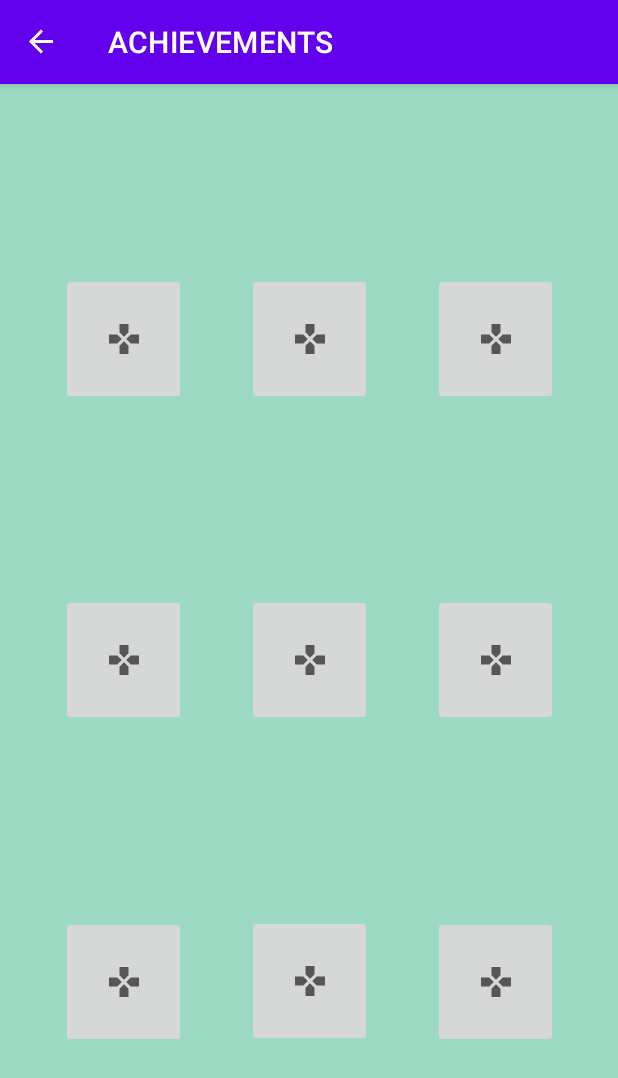
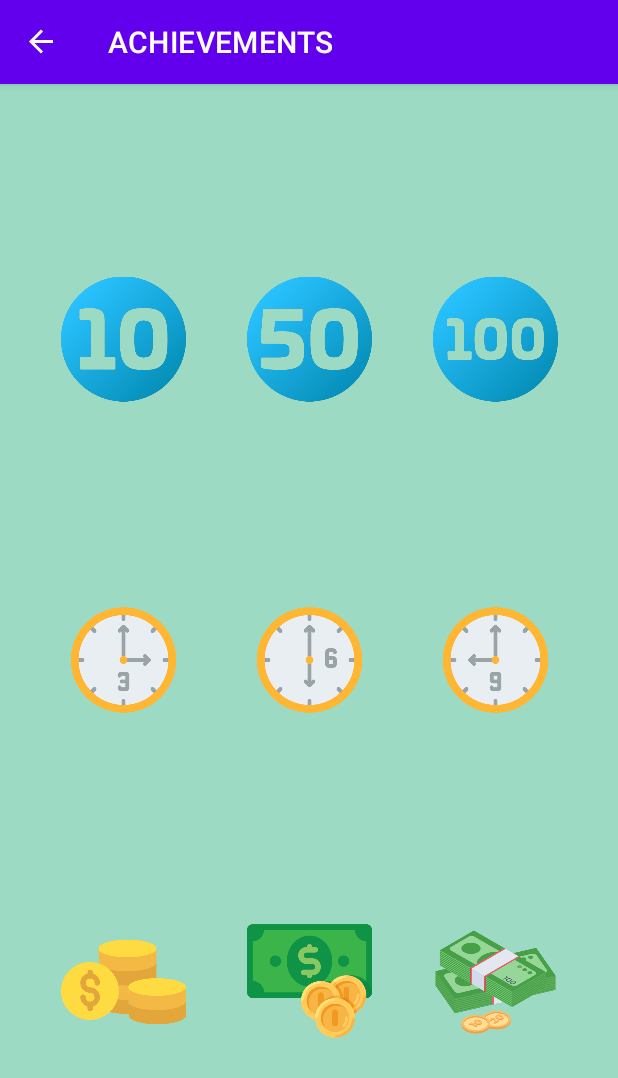
Before and after one commit to HaMaKac/TeamProject, an Android app: the screen it shows after launch (MainActivity), in the side drawer, after a tap on "ACHIEVEMENTS", on a phone screen of 412 x 824 dp. Shown: the top 1078 px of the screen. Run offline under Robolectric (Android 15) with nearby library versions, the phone set to English and light mode, and no system bars; our stand-ins replace navigation-ui.

Commit message:
Added different images of achievements, pop-ups

```diff
--- a/Flowers/app/src/main/java/com/flowers/ui/achievements/AchievementFragment.kt
+++ b/Flowers/app/src/main/java/com/flowers/ui/achievements/AchievementFragment.kt
@@ -21,7 +21,31 @@ class AchievementFragment : Fragment() {
     ): View {
         _binding = AchievementFragmentBinding.inflate(inflater, container, false)
         binding.imageButton20.setOnClickListener{
-            Toast.makeText(activity, "123", Toast.LENGTH_LONG).show()
+            Toast.makeText(activity, "You have planted 10 flowers!", Toast.LENGTH_LONG).show()
+        }
+        binding.imageButton18.setOnClickListener{
+            Toast.makeText(activity, "You have planted 50 flowers!", Toast.LENGTH_LONG).show()
+        }
+        binding.imageButton23.setOnClickListener{
+            Toast.makeText(activity, "You have planted 100 flowers!", Toast.LENGTH_LONG).show()
+        }
+        binding.imageButton21.setOnClickListener{
+            Toast.makeText(activity, "You have focused for 3 hours!", Toast.LENGTH_LONG).show()
+        }
+        binding.imageButton17.setOnClickListener{
+            Toast.makeText(activity, "You have focused for 6 hours!", Toast.LENGTH_LONG).show()
+        }
+        binding.imageButton24.setOnClickListener{
+            Toast.makeText(activity, "You have focused for 9 hours!", Toast.LENGTH_LONG).show()
+        }
+        binding.imageButton19.setOnClickListener{
+            Toast.makeText(activity, "You have bought 3 kinds of flowers!", Toast.LENGTH_LONG).show()
+        }
+        binding.imageButton16.setOnClickListener{
+            Toast.makeText(activity, "You have bought 6 kinds of flowers!", Toast.LENGTH_LONG).show()
+        }
+        binding.imageButton22.setOnClickListener{
+            Toast.makeText(activity, "You have bought 9 kinds of flowers!", Toast.LENGTH_LONG).show()
         }
         val root: View = binding.root
         return root
--- a/Flowers/app/src/main/res/layout/achievement_fragment.xml
+++ b/Flowers/app/src/main/res/layout/achievement_fragment.xml
@@ -6,95 +6,96 @@
     android:layout_height="match_parent"
     tools:context=".ui.achievements.AchievementFragment">
 
-    <ImageButton
+    <ImageView
+        android:id="@+id/imageButton20"
+        android:layout_width="83dp"
+        android:layout_height="88dp"
+        android:src="@drawable/ten"
+        app:layout_constraintBottom_toTopOf="@+id/imageButton17"
+        app:layout_constraintEnd_toStartOf="@+id/imageButton18"
+        app:layout_constraintStart_toStartOf="parent"
+        app:layout_constraintTop_toTopOf="parent" />
+
+    <ImageView
+        android:id="@+id/imageButton18"
+        android:layout_width="83dp"
+        android:layout_height="88dp"
+        android:src="@drawable/fifty"
+        app:layout_constraintBottom_toTopOf="@+id/imageButton17"
+        app:layout_constraintEnd_toEndOf="parent"
+        app:layout_constraintStart_toStartOf="parent"
+        app:layout_constraintTop_toTopOf="parent" />
+
+    <ImageView
         android:id="@+id/imageButton23"
         android:layout_width="83dp"
         android:layout_height="88dp"
-        android:src="@drawable/ic_baseline_gamepad_24"
+        android:src="@drawable/hundred"
         app:layout_constraintBottom_toTopOf="@+id/imageButton17"
         app:layout_constraintEnd_toEndOf="parent"
         app:layout_constraintStart_toEndOf="@+id/imageButton18"
         app:layout_constraintTop_toTopOf="parent" />
 
-    <ImageButton
+    <ImageView
+        android:id="@+id/imageButton21"
+        android:layout_width="83dp"
+        android:layout_height="88dp"
+        android:src="@drawable/clock3"
+        app:layout_constraintBottom_toBottomOf="parent"
+        app:layout_constraintEnd_toStartOf="@+id/imageButton17"
+        app:layout_constraintStart_toStartOf="parent"
+        app:layout_constraintTop_toTopOf="parent" />
+
+    <ImageView
+        android:id="@+id/imageButton17"
+        android:layout_width="83dp"
+        android:layout_height="88dp"
+        android:src="@drawable/clock6"
+        app:layout_constraintBottom_toBottomOf="parent"
+        app:layout_constraintEnd_toEndOf="parent"
+        app:layout_constraintStart_toStartOf="parent"
+        app:layout_constraintTop_toTopOf="parent" />
+
+    <ImageView
+        android:id="@+id/imageButton24"
+        android:layout_width="83dp"
+        android:layout_height="88dp"
+        android:src="@drawable/clock9"
+        app:layout_constraintBottom_toBottomOf="parent"
+        app:layout_constraintEnd_toEndOf="parent"
+        app:layout_constraintStart_toEndOf="@+id/imageButton17"
+        app:layout_constraintTop_toTopOf="parent" />
+
+    <ImageView
+        android:id="@+id/imageButton19"
+        android:layout_width="83dp"
+        android:layout_height="88dp"
+        android:src="@drawable/dollar"
+        app:layout_constraintBottom_toBottomOf="parent"
+        app:layout_constraintEnd_toStartOf="@+id/imageButton16"
+        app:layout_constraintStart_toStartOf="parent"
+        app:layout_constraintTop_toBottomOf="@+id/imageButton17"
+        app:layout_constraintVertical_bias="0.502" />
+
+    <ImageView
+        android:id="@+id/imageButton16"
+        android:layout_width="83dp"
+        android:layout_height="88dp"
+        android:src="@drawable/money"
+        app:layout_constraintBottom_toBottomOf="parent"
+        app:layout_constraintEnd_toEndOf="parent"
+        app:layout_constraintStart_toStartOf="parent"
+        app:layout_constraintTop_toBottomOf="@+id/imageButton17" />
+
+    <ImageView
         android:id="@+id/imageButton22"
         android:layout_width="83dp"
         android:layout_height="88dp"
-        android:src="@drawable/ic_baseline_gamepad_24"
+        android:src="@drawable/more_money"
         app:layout_constraintBottom_toBottomOf="parent"
         app:layout_constraintEnd_toEndOf="parent"
         app:layout_constraintStart_toEndOf="@+id/imageButton16"
         app:layout_constraintTop_toBottomOf="@+id/imageButton17"
         app:layout_constraintVertical_bias="0.502" />
 
-    <ImageButton
-        android:id="@+id/imageButton24"
-        android:layout_width="83dp"
-        android:layout_height="88dp"
-        android:src="@drawable/ic_baseline_gamepad_24"
-        app:layout_constraintBottom_toBottomOf="parent"
-        app:layout_constraintEnd_toEndOf="parent"
-        app:layout_constraintStart_toEndOf="@+id/imageButton17"
-        app:layout_constraintTop_toTopOf="parent" />
-
-    <ImageButton
-        android:id="@+id/imageButton20"
-        android:layout_width="83dp"
-        android:layout_height="88dp"
-        android:src="@drawable/ic_baseline_gamepad_24"
-        app:layout_constraintBottom_toTopOf="@+id/imageButton17"
-        app:layout_constraintEnd_toStartOf="@+id/imageButton18"
-        app:layout_constraintStart_toStartOf="parent"
-        app:layout_constraintTop_toTopOf="parent" />
-
-    <ImageButton
-        android:id="@+id/imageButton19"
-        android:layout_width="83dp"
-        android:layout_height="88dp"
-        android:src="@drawable/ic_baseline_gamepad_24"
-        app:layout_constraintBottom_toBottomOf="parent"
-        app:layout_constraintEnd_toStartOf="@+id/imageButton16"
-        app:layout_constraintStart_toStartOf="parent"
-        app:layout_constraintTop_toBottomOf="@+id/imageButton17"
-        app:layout_constraintVertical_bias="0.502" />
-
-    <ImageButton
-        android:id="@+id/imageButton21"
-        android:layout_width="83dp"
-        android:layout_height="88dp"
-        android:src="@drawable/ic_baseline_gamepad_24"
-        app:layout_constraintBottom_toBottomOf="parent"
-        app:layout_constraintEnd_toStartOf="@+id/imageButton17"
-        app:layout_constraintStart_toStartOf="parent"
-        app:layout_constraintTop_toTopOf="parent" />
-
-    <ImageButton
-        android:id="@+id/imageButton16"
-        android:layout_width="83dp"
-        android:layout_height="88dp"
-        android:src="@drawable/ic_baseline_gamepad_24"
-        app:layout_constraintBottom_toBottomOf="parent"
-        app:layout_constraintEnd_toEndOf="parent"
-        app:layout_constraintStart_toStartOf="parent"
-        app:layout_constraintTop_toBottomOf="@+id/imageButton17" />
-
-    <ImageButton
-        android:id="@+id/imageButton17"
-        android:layout_width="83dp"
-        android:layout_height="88dp"
-        android:src="@drawable/ic_baseline_gamepad_24"
-        app:layout_constraintBottom_toBottomOf="parent"
-        app:layout_constraintEnd_toEndOf="parent"
-        app:layout_constraintStart_toStartOf="parent"
-        app:layout_constraintTop_toTopOf="parent" />
-
-    <ImageButton
-        android:id="@+id/imageButton18"
-        android:layout_width="83dp"
-        android:layout_height="88dp"
-        android:src="@drawable/ic_baseline_gamepad_24"
-        app:layout_constraintBottom_toTopOf="@+id/imageButton17"
-        app:layout_constraintEnd_toEndOf="parent"
-        app:layout_constraintStart_toStartOf="parent"
-        app:layout_constraintTop_toTopOf="parent" />
 </androidx.constraintlayout.widget.ConstraintLayout>
--- a/Flowers/app/src/main/res/layout/fragment_shop.xml
+++ b/Flowers/app/src/main/res/layout/fragment_shop.xml
@@ -124,7 +124,8 @@
         android:layout_marginEnd="8dp"
         android:layout_marginBottom="25dp"
         android:textAlignment="center"
-        android:textSize="20sp"
+        android:textAppearance="@style/TextAppearance.AppCompat.Large"
+        android:textSize="24sp"
         app:layout_constraintBottom_toTopOf="@+id/image3"
         app:layout_constraintEnd_toEndOf="parent"
         app:layout_constraintHorizontal_bias="1.0"
```
Also changed, not shown: Flowers/app/src/main/res/drawable-v24/clock3.png (added), Flowers/app/src/main/res/drawable-v24/clock6.png (added), Flowers/app/src/main/res/drawable-v24/clock9.png (added), Flowers/app/src/main/res/drawable-v24/dollar.png (added), Flowers/app/src/main/res/drawable-v24/money.png (added), Flowers/app/src/main/res/drawable-v24/more_money.png (added).
